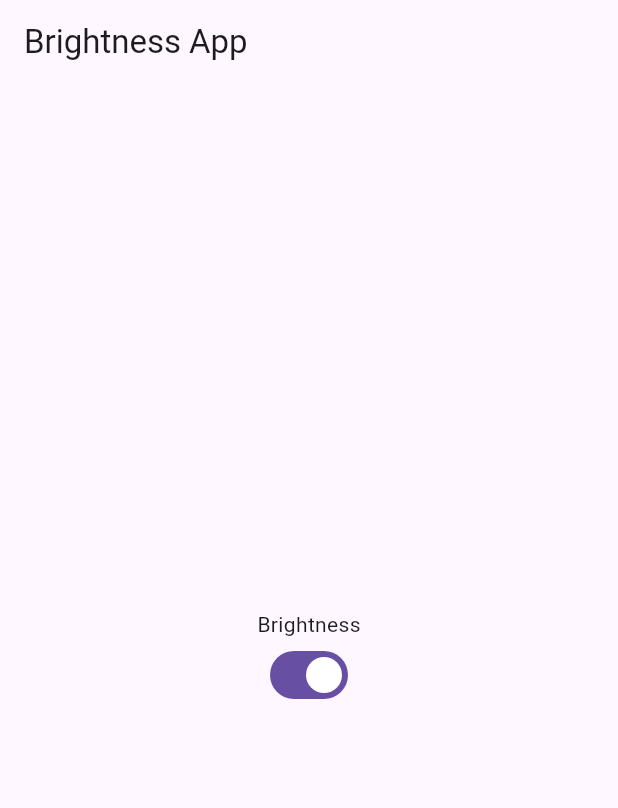
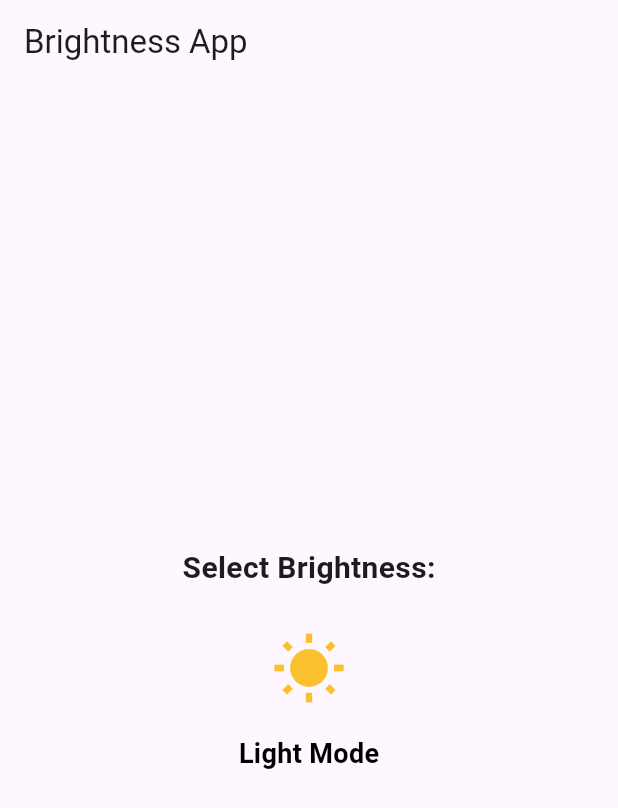
Before and after one commit to dartKnightRises/App-SolutelyTheAppWhisperer, a Flutter app: the screen it shows after launch, on a phone screen of 412 x 824 dp. Shown: the top 808 px of the screen. Run offline on Flutter 3.47's test engine with Material 3 defaults, Android fonts, the phone set to English and light mode, and no system bars; our stand-ins replace shared_preferences.

Commit message:
The "Brightness Switch SharedPreference" Flutter project demonstrates how to create a simple mobile application that allows users to toggle between light and dark mode and store last session using SharedPreference.

```diff
--- a/lib/main.dart
+++ b/lib/main.dart
@@ -1,7 +1,13 @@
 import 'package:flutter/material.dart';
-import 'package:flutter/services.dart';
+import 'package:shared_preferences/shared_preferences.dart';
+
+
+// This constant string is used as a key to store the theme preference in SharedPreferences
+const String brightnessKey = "isLightTheme";
+
 
 void main() {
+  // Starts the app by running the MyApp widget
   runApp(const MyApp());
 }
 
@@ -13,47 +19,86 @@ class MyApp extends StatefulWidget {
 }
 
 class _MyAppState extends State<MyApp> {
-  Brightness _brightness = Brightness.light; //Default brightness is light
 
-  // Function to toggle brightness
-  void _toggleBrightness(bool isLight) {
+  // Boolean variable to store the current theme preference (light or dark)
+  bool isLightTheme = true;
+
+  // Brightness variable to hold the current brightness value based on the theme
+  Brightness brightness = Brightness.light;
+
+  // IconData variable to store the icon data for the theme selection button (sun or moon)
+  IconData iconData = Icons.wb_sunny;
+
+  // This function retrieves the saved theme preference from SharedPreferences on app launch
+  Future<void> _getPrefs() async {
+    final prefs = await SharedPreferences.getInstance();
+    isLightTheme = prefs.getBool(brightnessKey) ?? true;
+    _setBrightness(); // Call _setBrightness() to update brightness based on retrieved preference
+  }
+
+  // This function updates the brightness and icon data based on the current theme preference
+  void _setBrightness() {
     setState(() {
-      _brightness = isLight ? Brightness.light : Brightness.dark;
+      brightness = isLightTheme ? Brightness.light : Brightness.dark;
+      iconData = isLightTheme ? Icons.wb_sunny : Icons.nightlight_round;
     });
+  }
 
-    // Update System UI overlay style to reflect the new brightness
+  // This function toggles the theme preference (light/dark) and updates the UI accordingly
+  void _toggleTheme() {
+    setState(() {
+      isLightTheme = !isLightTheme;
+      _setBrightness(); // Update brightness and icon data after toggling theme
+    });
+    SharedPreferences.getInstance().then((prefs) => prefs.setBool(brightnessKey, isLightTheme));
+  }
 
-    SystemChrome.setSystemUIOverlayStyle(SystemUiOverlayStyle(
-      systemNavigationBarColor: isLight ? Colors.white : Colors.black,
-      statusBarColor: isLight ? Colors.white : Colors.black,
-      statusBarIconBrightness: isLight ? Brightness.dark : Brightness.light,
-      systemNavigationBarIconBrightness:
-      isLight ? Brightness.dark : Brightness.light,
-    ));
+  @override
+  void initState() {
+    super.initState();
+    _getPrefs(); // Call _getPrefs() to retrieve theme preference on app launch
   }
 
   @override
   Widget build(BuildContext context) {
     return MaterialApp(
+      // Sets the theme of the app based on the current brightness value
       theme: ThemeData(
-        brightness: _brightness, // Set the app's brightness theme
+        brightness: brightness,
+        primarySwatch: Colors.blue,
+        visualDensity: VisualDensity.adaptivePlatformDensity,
       ),
       home: Scaffold(
         appBar: AppBar(
-          title: const Text("Brightness App"),
+          title: const Text('Brightness App'),
         ),
         body: Center(
           child: Column(
             mainAxisAlignment: MainAxisAlignment.center,
             children: [
-              const Text("Brightness"),
-              Switch(
-                  value: _brightness ==
-                      Brightness
-                          .light, //Set switch value based on current brightness
-
-                  onChanged: (value) => _toggleBrightness(
-                      value) //Toggle brightness when switch is changed
+              const Text(
+                'Select Brightness:',
+                style: TextStyle(
+                  fontSize: 20,
+                  fontWeight: FontWeight.bold,
+                ),
+              ),
+              const SizedBox(height: 20),
+              IconButton(
+                // Displays the sun icon for light theme and moon icon for dark theme
+                icon: Icon(iconData),
+                iconSize: 50,
+                onPressed: _toggleTheme, // Calls _toggleTheme() on button press
+                color: isLightTheme ? Colors.yellow[700] : Colors.grey[700], // Set button color based on theme
+              ),
+              const SizedBox(height: 10),
+              Text(
+                isLightTheme ? 'Light Mode' : 'Dark Mode',
+                style: TextStyle(
+                  fontSize: 18,
+                  fontWeight: FontWeight.bold,
+                  color: isLightTheme ? Colors.black : Colors.white, // Text color changes based on theme
+                ),
               ),
             ],
           ),
--- a/pubspec.yaml
+++ b/pubspec.yaml
@@ -35,6 +35,7 @@ dependencies:
   # The following adds the Cupertino Icons font to your application.
   # Use with the CupertinoIcons class for iOS style icons.
   cupertino_icons: ^1.0.6
+  shared_preferences: ^2.2.2
 
 dev_dependencies:
   flutter_test:
```
Also changed, not shown: pubspec.lock, 3 other files.
